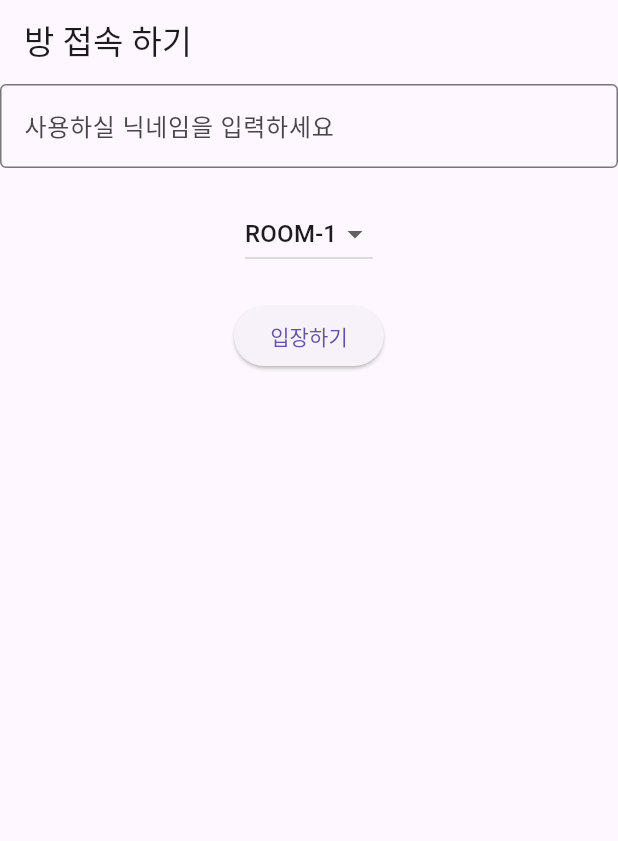
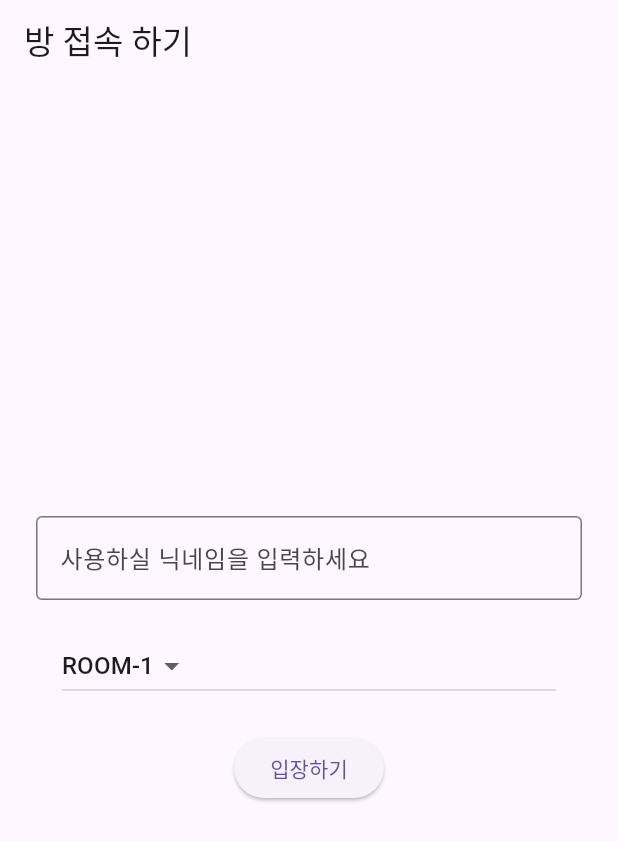
Before and after one commit to bradjjc/practive_chat_flutter, a Flutter app: the screen it shows after launch, on a phone screen of 412 x 824 dp. Shown: the top 841 px of the screen. Run offline on Flutter 3.47's test engine with Material 3 defaults, Android fonts, the phone set to English and light mode, and no system bars; our stand-ins replace freezed_annotation, socket_io_client.

Commit message:
change login UI size

```diff
--- a/lib/login/login.dart
+++ b/lib/login/login.dart
@@ -24,20 +24,25 @@ class _LoginState extends State<Login> {
       appBar: AppBar(
         title: Text('방 접속 하기'),
       ),
-      body: Center(
-        child: Column(
+      body: Column(
+        mainAxisAlignment: MainAxisAlignment.center,
         children: [
-            TextField(
+          Padding(
+            padding: const EdgeInsets.symmetric(horizontal: 24.0),
+            child: TextField(
               controller: _controllerName,
               decoration: const InputDecoration(
                 border: OutlineInputBorder(),
                 labelText: '사용하실 닉네임을 입력하세요',
               ),
             ),
-            SizedBox(
+          ),
+          const SizedBox(
             height: 20,
           ),
-            DropdownButton(
+          SizedBox(
+            width: MediaQuery.of(context).size.width * 0.8,
+            child: DropdownButton(
               items: roomName
                   .map((e) => DropdownMenuItem(child: Text(e), value: e))
                   .toList(),
@@ -49,6 +54,7 @@ class _LoginState extends State<Login> {
                   });
                 }
               },
+            ),
           ),
           SizedBox(
             height: 20,
@@ -69,7 +75,6 @@ class _LoginState extends State<Login> {
           ),
         ],
       ),
-      ),
     );
   }
 }
```
Lines whose indentation alone changed are shown as unchanged.
